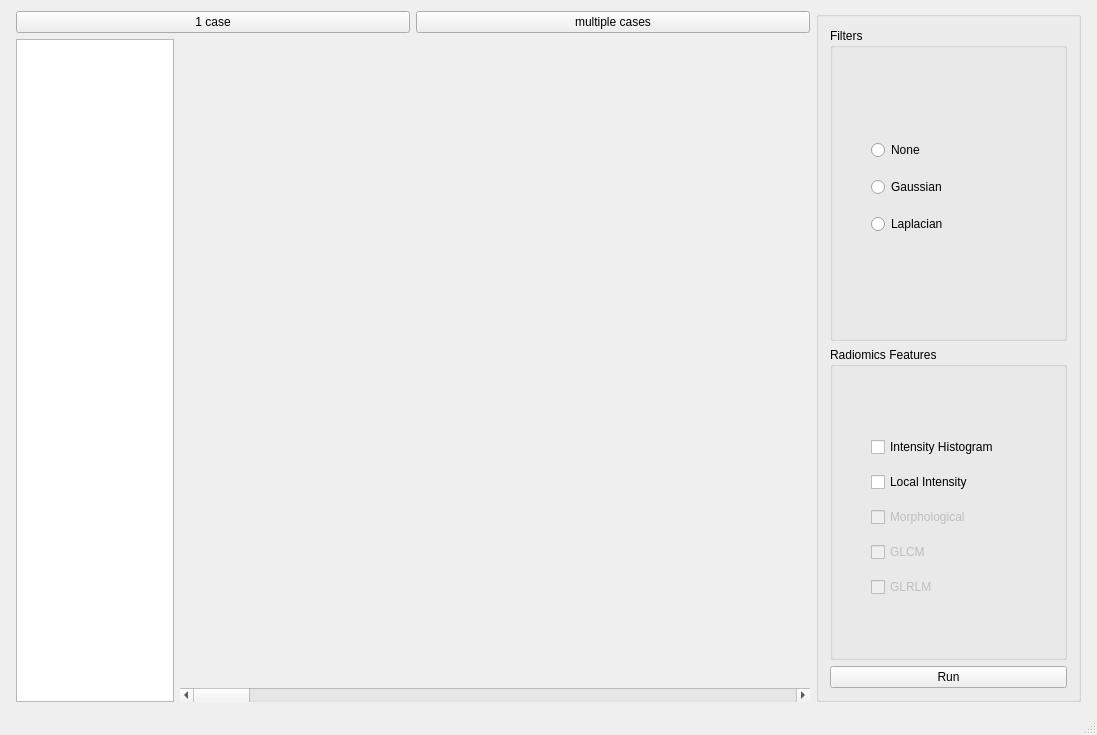
This is platform/platform.ui in Jiwon-Hwang/Radiomics-Feature-Extraction as Qt 5 draws it before an edit. The edited form follows.
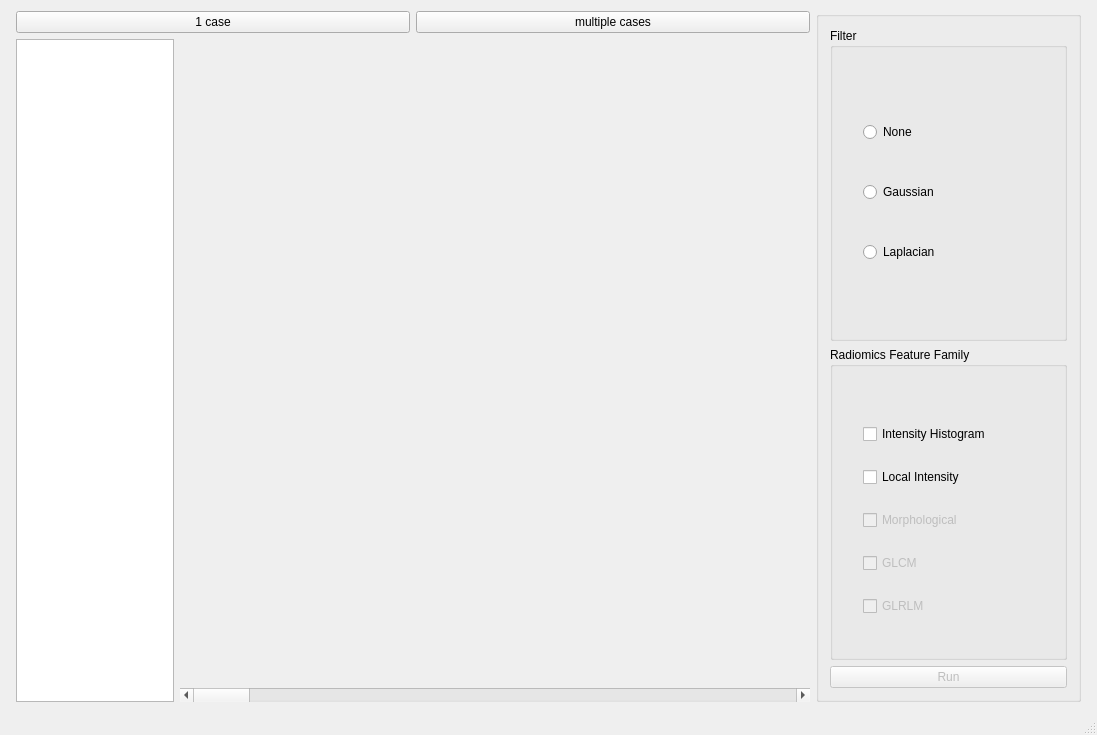
This is the edited form. Icons and pictures are not drawn.

Patch:
```diff
--- a/platform/platform.ui
+++ b/platform/platform.ui
@@ -123,20 +123,26 @@
          <item>
           <layout class="QVBoxLayout" name="verticalLayout_4">
            <item>
-            <widget class="QGroupBox" name="groupBox_filters">
+            <widget class="QGroupBox" name="groupBox_Filters">
              <property name="title">
-              <string>Filters</string>
+              <string>Filter</string>
              </property>
-             <widget class="QWidget" name="layoutWidget">
-              <property name="geometry">
-               <rect>
-                <x>30</x>
-                <y>90</y>
-                <width>193</width>
-                <height>141</height>
-               </rect>
-              </property>
-              <layout class="QVBoxLayout" name="verticalLayout_6">
+             <property name="flat">
+              <bool>false</bool>
+             </property>
+             <layout class="QVBoxLayout" name="verticalLayout">
+              <property name="leftMargin">
+               <number>30</number>
+              </property>
+              <property name="topMargin">
+               <number>40</number>
+              </property>
+              <property name="rightMargin">
+               <number>30</number>
+              </property>
+              <property name="bottomMargin">
+               <number>40</number>
+              </property>
                <item>
                 <widget class="QRadioButton" name="radioButton_None">
                  <property name="text">
@@ -159,27 +165,26 @@
                 </widget>
                </item>
               </layout>
-              <zorder>radioButton_Gaussian</zorder>
-              <zorder>radioButton_Laplacian</zorder>
-              <zorder>radioButton_None</zorder>
-             </widget>
             </widget>
            </item>
            <item>
-            <widget class="QGroupBox" name="groupBox_families">
+            <widget class="QGroupBox" name="groupBox_Families">
              <property name="title">
-              <string>Radiomics Features</string>
+              <string>Radiomics Feature Family</string>
              </property>
-             <widget class="QWidget" name="layoutWidget">
-              <property name="geometry">
-               <rect>
-                <x>30</x>
-                <y>70</y>
-                <width>186</width>
-                <height>201</height>
-               </rect>
+             <layout class="QVBoxLayout" name="verticalLayout_6">
+              <property name="leftMargin">
+               <number>30</number>
               </property>
-              <layout class="QVBoxLayout" name="verticalLayout_7">
+              <property name="topMargin">
+               <number>40</number>
+              </property>
+              <property name="rightMargin">
+               <number>30</number>
+              </property>
+              <property name="bottomMargin">
+               <number>20</number>
+              </property>
                <item>
                 <widget class="QCheckBox" name="checkBox_Histogram">
                  <property name="autoFillBackground">
@@ -253,12 +258,14 @@
                </item>
               </layout>
              </widget>
-            </widget>
            </item>
           </layout>
          </item>
          <item>
           <widget class="QPushButton" name="pushButton_run">
+           <property name="enabled">
+            <bool>false</bool>
+           </property>
            <property name="text">
             <string>Run</string>
            </property>
```
Lines whose indentation alone changed are shown as unchanged.
